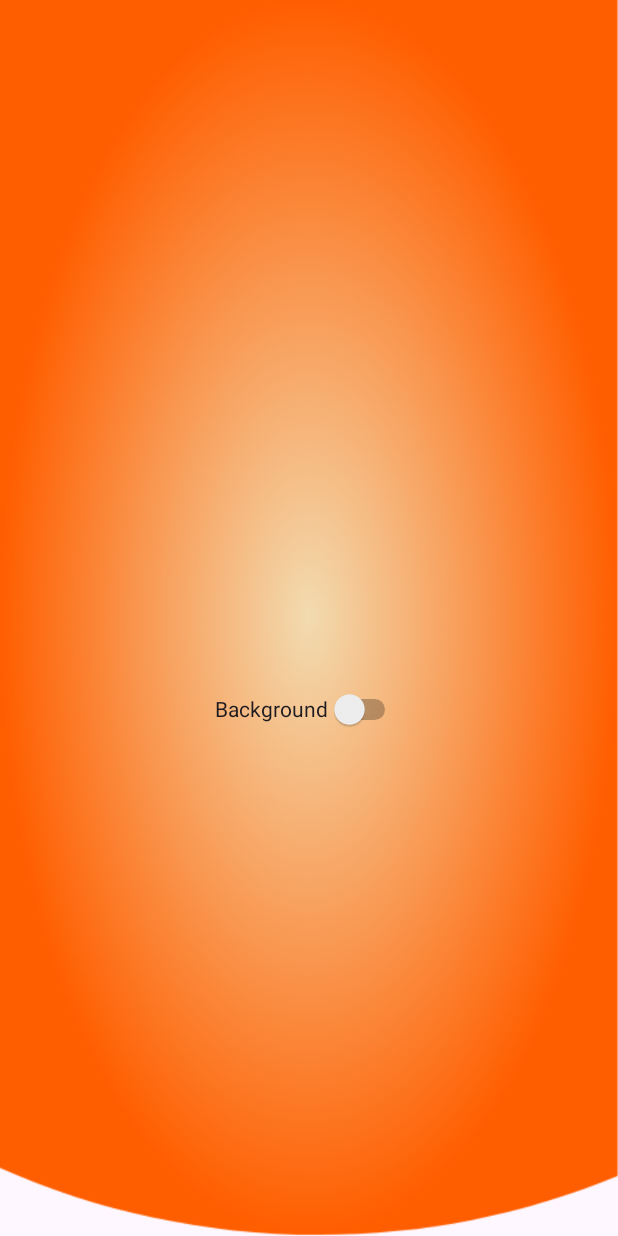
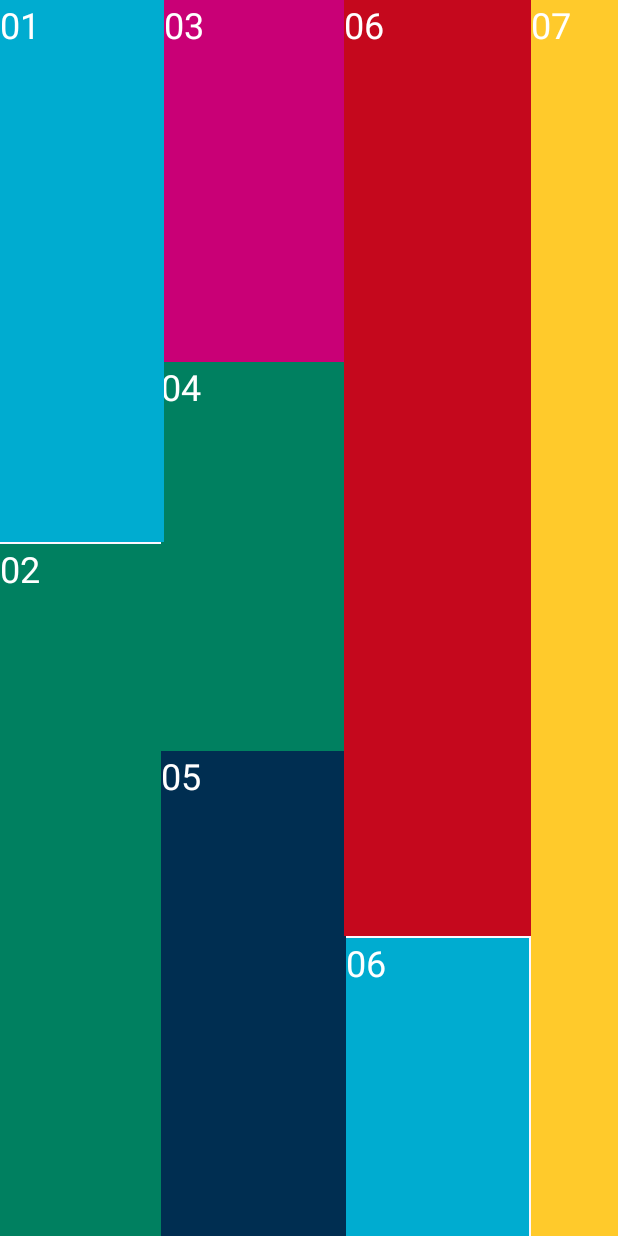
Before and after one commit to TamaOwO/MyApplication2, an Android app: the screen it shows after launch (BTBackground before the commit, BTLinear after it), on a phone screen of 412 x 824 dp. Run offline under Robolectric (Android 15) with nearby library versions, the phone set to English and light mode, and no system bars.

Commit message:
Bài tập Linear2

```diff
--- a/app/src/main/AndroidManifest.xml
+++ b/app/src/main/AndroidManifest.xml
@@ -11,10 +11,13 @@
         android:theme="@style/Theme.MyApplication2"
         tools:targetApi="31">
         <activity
-            android:name=".BTLinear"
+            android:name=".BTLinear2"
             android:exported="false" />
         <activity
             android:name=".BTBackground"
+            android:exported="false" />
+        <activity
+            android:name=".BTLinear"
             android:exported="true">
             <intent-filter>
                 <action android:name="android.intent.action.MAIN" />
--- a/app/src/main/res/layout/activity_linear.xml
+++ b/app/src/main/res/layout/activity_linear.xml
@@ -15,6 +15,7 @@
         android:layout_marginEnd="2dp"
         android:background="#c90076"
         android:text="03"
+        android:textColor="#FFFFFF"
         android:textSize="24sp"
         app:layout_constraintEnd_toStartOf="@+id/textView6"
         app:layout_constraintHorizontal_bias="0.0"
@@ -28,6 +29,7 @@
         android:layout_gravity="center_horizontal"
         android:background="#008060"
         android:text="04"
+        android:textColor="#FFFFFF"
         android:textSize="24sp"
         app:layout_constraintStart_toEndOf="@+id/textView2"
         app:layout_constraintTop_toBottomOf="@+id/textView3" />
@@ -38,6 +40,7 @@
         android:layout_height="361dp"
         android:layout_gravity="center_horizontal"
         android:text="01"
+        android:textColor="#FFFFFF"
         android:textSize="24sp"
         android:background="#00acd0"
         app:layout_constraintStart_toStartOf="parent"
@@ -45,31 +48,35 @@
 
     <TextView
         android:id="@+id/textView2"
-        android:layout_width="109dp"
-        android:layout_height="369dp"
+        android:layout_width="107dp"
+        android:layout_height="466dp"
         android:layout_gravity="center_horizontal"
         android:layout_marginTop="1dp"
+        android:background="#008060"
         android:text="02"
+        android:textColor="#FFFFFF"
         android:textSize="24sp"
-        android:background="#008060"
         app:layout_constraintBottom_toBottomOf="parent"
         app:layout_constraintStart_toStartOf="parent"
-        app:layout_constraintTop_toBottomOf="@+id/textView1" />
+        app:layout_constraintTop_toBottomOf="@+id/textView1"
+        app:layout_constraintVertical_bias="0.113" />
 
     <TextView
         android:id="@+id/textView5"
         android:layout_width="123dp"
-        android:layout_height="244dp"
+        android:layout_height="347dp"
         android:layout_gravity="center_horizontal"
         android:layout_marginEnd="148dp"
         android:background="#002e51"
         android:text="05"
+        android:textColor="#FFFFFF"
         android:textSize="24sp"
         app:layout_constraintBottom_toBottomOf="parent"
         app:layout_constraintEnd_toEndOf="@+id/textView6"
         app:layout_constraintHorizontal_bias="0.0"
         app:layout_constraintStart_toEndOf="@+id/textView2"
-        app:layout_constraintTop_toBottomOf="@+id/textView4" />
+        app:layout_constraintTop_toBottomOf="@+id/textView4"
+        app:layout_constraintVertical_bias="0.0" />
 
     <TextView
         android:id="@+id/textView6"
@@ -78,36 +85,43 @@
         android:layout_gravity="center_horizontal"
         android:background="#c5081d"
         android:text="06"
+        android:textColor="#FFFFFF"
         android:textSize="24sp"
         app:layout_constraintStart_toEndOf="@+id/textView4"
         app:layout_constraintTop_toTopOf="parent" />
 
     <TextView
         android:id="@+id/textView7"
-        android:layout_width="142dp"
-        android:layout_height="105dp"
+        android:layout_width="122dp"
+        android:layout_height="204dp"
         android:layout_gravity="center_horizontal"
         android:layout_marginTop="2dp"
         android:background="#00acd0"
         android:text="06"
+        android:textColor="#FFFFFF"
         android:textSize="24sp"
         app:layout_constraintBottom_toBottomOf="parent"
         app:layout_constraintEnd_toStartOf="@+id/textView8"
+        app:layout_constraintHorizontal_bias="0.0"
         app:layout_constraintStart_toEndOf="@+id/textView5"
-        app:layout_constraintTop_toBottomOf="@+id/textView6" />
+        app:layout_constraintTop_toBottomOf="@+id/textView6"
+        app:layout_constraintVertical_bias="0.202" />
 
     <TextView
         android:id="@+id/textView8"
-        android:layout_width="47dp"
-        android:layout_height="734dp"
+        android:layout_width="58dp"
+        android:layout_height="853dp"
         android:layout_gravity="center_horizontal"
         android:layout_marginStart="2dp"
+        android:background="#ffca2b"
         android:text="07"
+        android:textColor="#FFFFFF"
         android:textSize="24sp"
-        android:background="#ffca2b"
         app:layout_constraintBottom_toBottomOf="parent"
         app:layout_constraintEnd_toEndOf="parent"
-        app:layout_constraintStart_toEndOf="@+id/textView6"
-        app:layout_constraintTop_toTopOf="parent" />
+        app:layout_constraintHorizontal_bias="1.0"
+        app:layout_constraintStart_toStartOf="parent"
+        app:layout_constraintTop_toTopOf="parent"
+        app:layout_constraintVertical_bias="0.0" />
 
 </androidx.constraintlayout.widget.ConstraintLayout>
```
Also changed, not shown: app/src/main/java/com/example/myapplication2/BTLinear2.java (added, +24 -0 lines), app/src/main/res/layout/activity_btlinear2.xml (added, +67 -0 lines).
